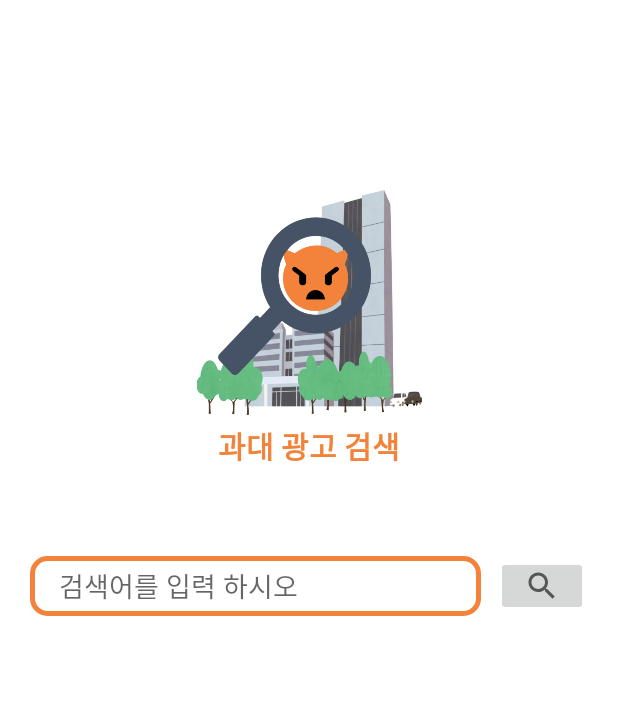
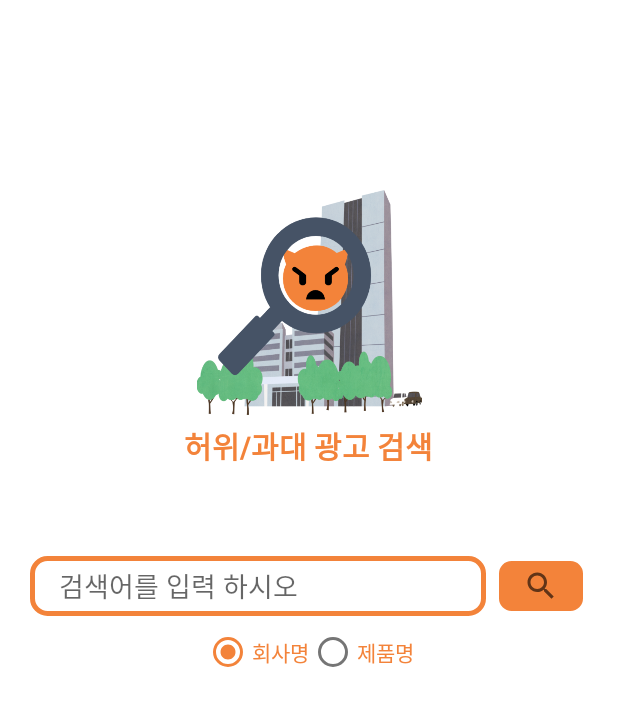
Before and after one commit to birariro/ShepherdProductApp, an Android app: the screen it shows after launch (MainActivity), on a phone screen of 412 x 824 dp. Shown: the top 706 px of the screen. Run offline under Robolectric (Android 15) with nearby library versions, the phone set to English and light mode, and no system bars; our stand-ins replace Dagger/Hilt's generated code.

Commit message:
radio button add

```diff
--- a/android/app/src/main/java/com/example/shepherdproduct/layer_data/datasource/RemoteDataSource.kt
+++ b/android/app/src/main/java/com/example/shepherdproduct/layer_data/datasource/RemoteDataSource.kt
@@ -7,12 +7,12 @@ import java.lang.Exception
 import java.net.URLEncoder
 
 class RemoteDataSource(private val retrofit: Retrofit) {
-    //todo 여기 flow 로 변경하자
+
     suspend fun searchProduct(productName:String) : SearchEntity?{
+        Log.d("RemoteDataSource","searchProduct 시작")
         return try{
-            val encode = URLEncoder.encode(productName, "UTF-8")
             val searchProduct = retrofit.create(RetrofitDataBase::class.java)
-                .searchProduct(prductName = encode)
+                .searchProduct(prductName = productName)
             Log.d("RemoteDataSource","searchProduct ${searchProduct}")
             searchProduct
         }catch (e:Exception){
@@ -23,4 +23,19 @@ class RemoteDataSource(private val retrofit: Retrofit) {
 
     }
 
+    suspend fun searchCompany(companyName:String) : SearchEntity?{
+        Log.d("RemoteDataSource","searchCompany 시작")
+        return try{
+            val searchCompany = retrofit.create(RetrofitDataBase::class.java)
+                .searchCompany(companyName = companyName)
+            Log.d("RemoteDataSource","searchCompany ${searchCompany}")
+            searchCompany
+        }catch (e:Exception){
+            Log.d("RemoteDataSource","e ${e.message}")
+            null
+        }
+
+
+    }
+
 }
--- a/android/app/src/main/java/com/example/shepherdproduct/layer_data/datasource/RetrofitDataBase.kt
+++ b/android/app/src/main/java/com/example/shepherdproduct/layer_data/datasource/RetrofitDataBase.kt
@@ -1,7 +1,6 @@
 package com.example.shepherdproduct.layer_data.datasource
 
 import com.example.shepherdproduct.layer_data.entity.SearchEntity
-import retrofit2.Call
 import retrofit2.http.GET
 import retrofit2.http.Headers
 import retrofit2.http.Query
@@ -24,5 +23,5 @@ interface RetrofitDataBase {
         @Query("Entrps") companyName:String,
         @Query("pageNo") pageNo:Int = 1,
         @Query("type") type:String = "json",
-        ) : SearchEntity
+    ) : SearchEntity
 }
--- /dev/null
+++ b/android/app/src/main/res/drawable-v24/border_button_layout.xml
@@ -0,0 +1,7 @@
+<?xml version="1.0" encoding="UTF-8"?>
+<shape xmlns:android="http://schemas.android.com/apk/res/android">
+    <solid android:color="@color/main_color"/>
+    <stroke android:width="3dip" android:color="#FFFFFF" />
+    <corners android:radius="10dip"/>
+    <padding android:left="0dip" android:top="0dip" android:right="0dip" android:bottom="0dip" />
+</shape>
--- a/android/app/src/main/res/layout/activity_good_popup.xml
+++ b/android/app/src/main/res/layout/activity_good_popup.xml
@@ -15,7 +15,7 @@
         android:layout_height="wrap_content"
         android:textStyle="bold"
         android:textColor="@color/main_color"
-        android:text="과대 광고 이력이 없습니다."
+        android:text="허위/과대 광고 이력이 없습니다."
         android:textSize="20sp"
         />
 
--- a/android/app/src/main/res/layout/activity_main.xml
+++ b/android/app/src/main/res/layout/activity_main.xml
@@ -26,7 +26,7 @@
         <TextView
             android:layout_margin="5dp"
             android:layout_gravity="center"
-            android:text="과대 광고 검색"
+            android:text="허위/과대 광고 검색"
             android:textColor="@color/main_color"
             android:textSize="20sp"
             android:textStyle="bold"
@@ -47,6 +47,7 @@
         app:layout_constraintStart_toStartOf="parent"/>
 
     <LinearLayout
+        android:id="@+id/search_layout"
         android:layout_marginTop="5dp"
         android:layout_marginStart="20dp"
         android:layout_marginEnd="20dp"
@@ -67,21 +68,52 @@
                 android:layout_width="match_parent"
                 android:layout_height="match_parent"
                 android:background="@android:color/transparent"
-                android:hint="  검색어를 입력 하시오" />
+                android:inputType="text"
+                android:hint="  검색어를 입력 하시오"/>
 
         </LinearLayout>
 
-        <ImageButton
-
+        <androidx.appcompat.widget.AppCompatImageButton
+            android:layout_marginStart="5dp"
+            android:background="@drawable/border_button_layout"
             android:src="@drawable/ic_search"
-            android:layout_marginStart="10dp"
             android:id="@+id/search_button"
             android:layout_weight="2"
             android:layout_width="0dp"
             android:layout_height="40dp"
             android:text="검색"/>
 
+
+    </LinearLayout>
+    <LinearLayout
+        app:layout_constraintTop_toBottomOf="@id/search_layout"
+        app:layout_constraintStart_toStartOf="parent"
+        app:layout_constraintEnd_toEndOf="parent"
+        android:layout_width="wrap_content"
+        android:layout_height="wrap_content">
+
+        <RadioGroup
+            android:id="@+id/search_radio_group"
+            android:layout_width="wrap_content"
+            android:layout_height="wrap_content"
+            android:orientation="horizontal">
+
+            <RadioButton
+                android:textColor="@color/main_color"
+                android:id="@+id/company_radio_button"
+                android:text="회사명"
+                android:checked="true"
+                android:layout_width="wrap_content"
+                android:layout_height="wrap_content"/>
+
+            <RadioButton
+                android:textColor="@color/main_color"
+                android:id="@+id/product_radio_button"
+                android:text="제품명"
+                android:checked="false"
+                android:layout_width="wrap_content"
+                android:layout_height="wrap_content"/>
+        </RadioGroup>
     </LinearLayout>
 
-
 </androidx.constraintlayout.widget.ConstraintLayout>
--- a/android/app/src/main/res/values-night/themes.xml
+++ b/android/app/src/main/res/values-night/themes.xml
@@ -6,8 +6,8 @@
         <item name="colorPrimaryVariant">@color/main_color</item>
         <item name="colorOnPrimary">@color/black</item>
         <!-- Secondary brand color. -->
-        <item name="colorSecondary">@color/teal_200</item>
-        <item name="colorSecondaryVariant">@color/teal_200</item>
+        <item name="colorSecondary">@color/main_color</item>
+        <item name="colorSecondaryVariant">@color/main_color</item>
         <item name="colorOnSecondary">@color/black</item>
         <!-- Status bar color. -->
         <item name="android:statusBarColor" tools:targetApi="l">?attr/colorPrimaryVariant</item>
--- a/android/app/src/main/res/values/themes.xml
+++ b/android/app/src/main/res/values/themes.xml
@@ -6,8 +6,8 @@
         <item name="colorPrimaryVariant">@color/main_color</item>
         <item name="colorOnPrimary">@color/white</item>
         <!-- Secondary brand color. -->
-        <item name="colorSecondary">@color/teal_200</item>
-        <item name="colorSecondaryVariant">@color/teal_700</item>
+        <item name="colorSecondary">@color/main_color</item>
+        <item name="colorSecondaryVariant">@color/main_color</item>
         <item name="colorOnSecondary">@color/black</item>
         <!-- Status bar color. -->
         <item name="android:statusBarColor" tools:targetApi="l">?attr/colorPrimaryVariant</item>
```
Also changed, not shown: android/app/src/main/java/com/example/shepherdproduct/layer_data/CommonProductRepository.kt (+8 -1 lines), android/app/src/main/java/com/example/shepherdproduct/layer_presenter/home/MainActivity.kt (+10 -0 lines), android/app/src/main/java/com/example/shepherdproduct/layer_presenter/home/MainViewModel.kt (+22 -13 lines), android/app/src/main/res/layout/card_view_item.xml (+28 -5 lines).
